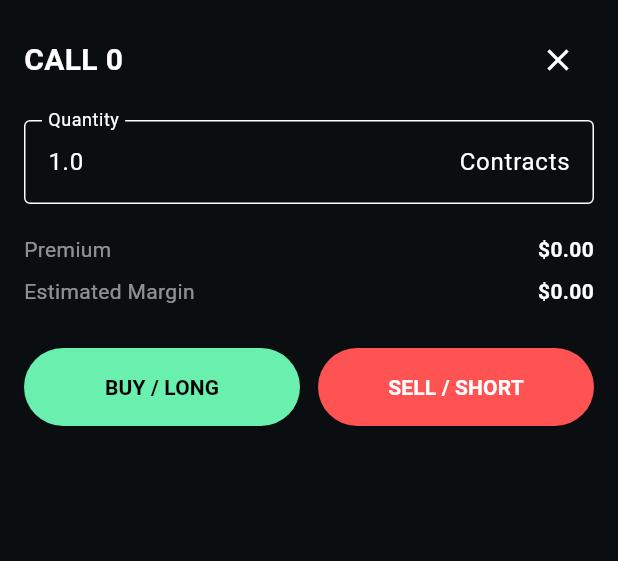
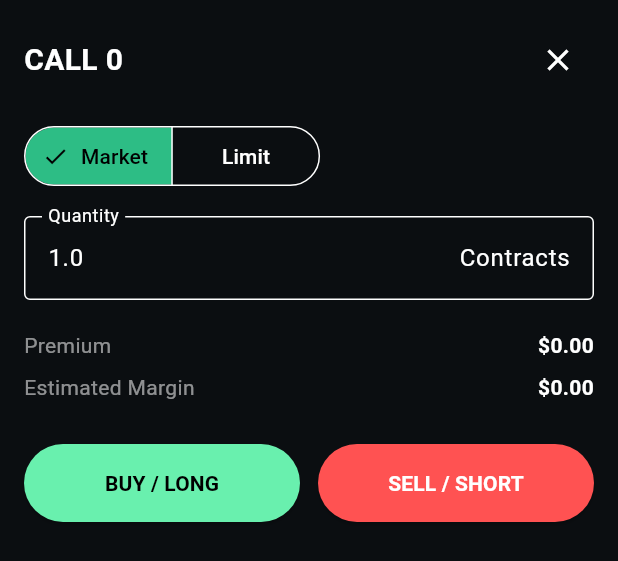
Before and after one commit to harsh159357/Tradee, a Flutter app: the TradeBottomSheet widget shown alone on an empty page, opened directly with empty values, on a phone screen of 412 x 824 dp. Shown: the top 561 px of the screen. Run offline on Flutter 3.47's test engine with Material 3 defaults, Android fonts, the phone set to English and light mode, and no system bars; our stand-ins replace flutter_hooks, flutter_riverpod, hive_flutter, hooks_riverpod; accounts and stored records are empty; network calls fail.

Commit message:
feat: Add advanced trading features and UI screens
Market & Portfolio Features:
- Implement limit order support with fill logic based on market premium
- Add order tracking with unique IDs and timestamps
- Enhance portfolio state with copyWith for immutable updates
- Refactor balance provider to BalanceNotifier for state management
- Add market data integration for limit order fills

Risk Management:
- Create new risk_state.dart with MarginStatus tracking
- Implement margin calculation for long and short positions
- Add liquidation detection based on equity vs margin requirements
- Support stress testing for short margin requirements

UI Improvements:
- Add StrategyBuilderScreen for multi-leg option strategies
- Create SettingsScreen for user preferences
- Expand navigation to 5 tabs with new screens
- Add market/limit order type selection in TradeBottomSheet
- Implement Greeks display (Delta, Gamma, Vega, Theta) in strategy builder
- Add Greek mini-displays for quick reference
- Connect trading UI to bottom sheet with proper symbol and spot price
- Support variable quantity and price in orders

Workflow Enhancements:
- Integrate order placement with position tracking
- Show order confirmation messages with market/limit status
- Persist orders to storage via Hive
- Enable position management through market data updates

```diff
--- a/lib/features/portfolio_state.dart
+++ b/lib/features/portfolio_state.dart
@@ -3,57 +3,91 @@ import 'package:hooks_riverpod/legacy.dart';
 import '../data/storage_service.dart';
 
 class Position {
+  final String id;
   final String symbol;
   final double strike;
   final String type; // 'call' or 'put'
-  final double quantity; // Positive for long, negative for short
+  final double quantity;
   final double entryPrice;
+  final String orderType; // 'market' or 'limit'
+  final bool isFilled;
+  final DateTime timestamp;
 
   Position({
+    required this.id,
     required this.symbol,
     required this.strike,
     required this.type,
     required this.quantity,
     required this.entryPrice,
+    required this.orderType,
+    required this.isFilled,
+    required this.timestamp,
   });
 
   Map<String, dynamic> toMap() => {
+    'id': id,
     'symbol': symbol,
     'strike': strike,
     'type': type,
     'quantity': quantity,
     'entryPrice': entryPrice,
+    'orderType': orderType,
+    'isFilled': isFilled,
+    'timestamp': timestamp.toIso8601String(),
   };
 
   factory Position.fromMap(Map<dynamic, dynamic> map) => Position(
+    id: map['id'] ?? DateTime.now().millisecondsSinceEpoch.toString(),
     symbol: map['symbol'],
     strike: map['strike'],
     type: map['type'],
     quantity: map['quantity'],
     entryPrice: map['entryPrice'],
+    orderType: map['orderType'] ?? 'market',
+    isFilled: map['isFilled'] ?? true,
+    timestamp: map['timestamp'] != null ? DateTime.parse(map['timestamp']) : DateTime.now(),
+  );
+
+  Position copyWith({bool? isFilled, double? entryPrice}) => Position(
+    id: id,
+    symbol: symbol,
+    strike: strike,
+    type: type,
+    quantity: quantity,
+    entryPrice: entryPrice ?? this.entryPrice,
+    orderType: orderType,
+    isFilled: isFilled ?? this.isFilled,
+    timestamp: timestamp,
   );
 }
 
 class PortfolioNotifier extends StateNotifier<List<Position>> {
   PortfolioNotifier() : super([]) {
-    _loadPositions();
+    loadPositions();
   }
 
-  void _loadPositions() {
+  void loadPositions() {
     final box = StorageService.getBox(StorageService.boxPositions);
     state = box.values.map((m) => Position.fromMap(m)).toList();
   }
 
-  Future<void> addPosition(Position pos) async {
+  Future<void> addOrder(Position pos) async {
     final box = StorageService.getBox(StorageService.boxPositions);
-    await box.add(pos.toMap());
+    await box.put(pos.id, pos.toMap());
     state = [...state, pos];
   }
 
-  Future<void> closePosition(int index) async {
+  Future<void> updatePosition(Position pos) async {
     final box = StorageService.getBox(StorageService.boxPositions);
-    await box.deleteAt(index);
-    _loadPositions();
+    await box.put(pos.id, pos.toMap());
+    loadPositions();
+  }
+
+  Future<void> closePosition(String id) async {
+    final box = StorageService.getBox(StorageService.boxPositions);
+    await box.delete(id);
+    loadPositions();
   }
 }
 
@@ -61,7 +95,23 @@ final portfolioProvider = StateNotifierProvider<PortfolioNotifier, List<Position
   return PortfolioNotifier();
 });
 
-final balanceProvider = StateProvider<double>((ref) {
-  final box = StorageService.getBox(StorageService.boxAccount);
-  return box.get('balance', defaultValue: 100000.0);
+final balanceProvider = StateNotifierProvider<BalanceNotifier, double>((ref) {
+  return BalanceNotifier();
 });
+
+class BalanceNotifier extends StateNotifier<double> {
+  BalanceNotifier() : super(100000.0) {
+    _load();
+  }
+
+  void _load() {
+    final box = StorageService.getBox(StorageService.boxAccount);
+    state = box.get('balance', defaultValue: 100000.0);
+  }
+
+  Future<void> updateBalance(double newBalance) async {
+    final box = StorageService.getBox(StorageService.boxAccount);
+    await box.put('balance', newBalance);
+    state = newBalance;
+  }
+}
--- /dev/null
+++ b/lib/features/risk_state.dart
@@ -0,0 +1,80 @@
+import 'package:hooks_riverpod/hooks_riverpod.dart';
+import 'market_state.dart';
+import 'portfolio_state.dart';
+import '../engines/pricing_engine.dart';
+import '../engines/margin_engine.dart';
+
+class MarginStatus {
+  final double equity;
+  final double maintenanceMargin;
+  final bool isLiquidated;
+
+  MarginStatus({
+    required this.equity,
+    required this.maintenanceMargin,
+    required this.isLiquidated,
+  });
+}
+
+final marginStatusProvider = Provider<MarginStatus>((ref) {
+  final balance = ref.watch(balanceProvider);
+  final positions = ref.watch(portfolioProvider);
+  final prices = ref.watch(pricesProvider).value ?? {};
+  final t = ref.watch(tValueProvider).value ?? 0.0;
+
+  double totalUnrealizedPnL = 0;
+  double totalMarginRequired = 0;
+
+  for (final pos in positions) {
+    if (!pos.isFilled) continue;
+
+    final spot = prices[pos.symbol] ?? 0.0;
+    if (spot == 0) continue;
+
+    // Use Black-Scholes to get current premium
+    final currentRes = BlackScholesEngine.calculate(
+      S: spot,
+      K: pos.strike,
+      T: t,
+      r: 0.05,
+      v: 0.50, // Simplified for now, in a real app would use per-strike IV
+      type: pos.type == 'call' ? OptionType.call : OptionType.put,
+    );
+
+    // Unrealized PnL: (Current Price - Entry Price) * Quantity
+    totalUnrealizedPnL += (currentRes.premium - pos.entryPrice) * pos.quantity;
+
+    // Margin Required
+    if (pos.quantity > 0) {
+      // Long: Margin = premium paid (already deducted from balance usually,
+      // but here we keep balance as starting cash and equity = balance + pnl)
+      totalMarginRequired += currentRes.premium * pos.quantity;
+    } else {
+      // Short: Margin = stress test
+      totalMarginRequired += MarginEngine.calculateShortMargin(
+        S: spot,
+        K: pos.strike,
+        T: t,
+        r: 0.05,
+        v: 0.50,
+        type: pos.type == 'call' ? OptionType.call : OptionType.put,
+        quantity: pos.quantity.abs(),
+      );
+    }
+  }
+
+  final equity = balance + totalUnrealizedPnL;
+  final isLiquidated = equity < totalMarginRequired && positions.any((p) => p.isFilled);
+
+  // Auto-liquidation trigger
+  if (isLiquidated) {
+    // In a real execution, we would call a liquidation method on the notifier
+    // But providers should be pure. We'll handle side-effects in a listener.
+  }
+
+  return MarginStatus(
+    equity: equity,
+    maintenanceMargin: totalMarginRequired,
+    isLiquidated: isLiquidated,
+  );
+});
--- a/lib/ui/portfolio_screen.dart
+++ b/lib/ui/portfolio_screen.dart
@@ -1,8 +1,10 @@
 import 'package:flutter/material.dart';
+import 'package:flutter/widgets.dart';
 import 'package:hooks_riverpod/hooks_riverpod.dart';
 import '../features/portfolio_state.dart';
 import '../features/market_state.dart';
 import '../engines/pricing_engine.dart';
+import '../features/risk_state.dart';
 
 class PortfolioScreen extends HookConsumerWidget {
   const PortfolioScreen({super.key});
@@ -10,7 +12,7 @@ class PortfolioScreen extends HookConsumerWidget {
   @override
   Widget build(BuildContext context, WidgetRef ref) {
     final positions = ref.watch(portfolioProvider);
-    final balance = ref.watch(balanceProvider);
+    final marginStatus = ref.watch(marginStatusProvider);
     final prices = ref.watch(pricesProvider).value ?? {};
     final t = ref.watch(tValueProvider).value ?? 0.0;
 
@@ -18,7 +20,7 @@ class PortfolioScreen extends HookConsumerWidget {
       appBar: AppBar(title: const Text('Portfolio'), backgroundColor: Colors.transparent),
       body: Column(
         children: [
-          _buildStatsHeader(balance),
+          _buildStatsHeader(marginStatus.equity, marginStatus.maintenanceMargin),
           const Divider(color: Colors.white10),
           Expanded(
             child: positions.isEmpty
@@ -27,7 +29,7 @@ class PortfolioScreen extends HookConsumerWidget {
                   itemCount: positions.length,
                   itemBuilder: (context, index) {
                     final pos = positions[index];
-                    return _buildPositionCard(context, ref, pos, prices, t, index);
+                    return _buildPositionCard(context, ref, pos, prices, t);
                   },
                 ),
           ),
@@ -36,19 +38,30 @@ class PortfolioScreen extends HookConsumerWidget {
     );
   }
 
-  Widget _buildStatsHeader(double balance) {
+  Widget _buildStatsHeader(double equity, double margin) {
     return Container(
       padding: const EdgeInsets.all(20),
-      child: Column(
+      child: Row(
+        mainAxisAlignment: MainAxisAlignment.spaceAround,
         children: [
-          const Text('Total Equity', style: TextStyle(color: Colors.white54, fontSize: 14)),
-          Text('\$${balance.toStringAsFixed(2)}', style: const TextStyle(fontSize: 32, fontWeight: FontWeight.bold, color: Color(0xFFF0B90B))),
+          Column(
+            children: [
+              const Text('Equity', style: TextStyle(color: Colors.white54, fontSize: 12)),
+              Text('\$${equity.toStringAsFixed(2)}', style: const TextStyle(fontSize: 20, fontWeight: FontWeight.bold, color: Color(0xFFF0B90B))),
+            ],
+          ),
+          Column(
+            children: [
+              const Text('Margin Used', style: TextStyle(color: Colors.white54, fontSize: 12)),
+              Text('\$${margin.toStringAsFixed(2)}', style: const TextStyle(fontSize: 20, fontWeight: FontWeight.bold, color: Colors.white)),
+            ],
+          ),
         ],
       ),
     );
   }
 
-  Widget _buildPositionCard(BuildContext context, WidgetRef ref, Position pos, Map<String, double> prices, double t, int index) {
+  Widget _buildPositionCard(BuildContext context, WidgetRef ref, Position pos, Map<String, double> prices, double t) {
     final spot = prices[pos.symbol] ?? 0.0;
 
     // Calculate current premium for PnL
@@ -57,7 +70,7 @@ class PortfolioScreen extends HookConsumerWidget {
       K: pos.strike,
       T: t,
       r: 0.05,
-      v: 0.50, // Simplified for UI
+      v: 0.50,
       type: pos.type == 'call' ? OptionType.call : OptionType.put,
     );
 
@@ -76,9 +89,20 @@ class PortfolioScreen extends HookConsumerWidget {
                 Column(
                   crossAxisAlignment: CrossAxisAlignment.start,
                   children: [
-                    Text('${pos.symbol} ${pos.strike.toStringAsFixed(0)} ${pos.type.toUpperCase()}',
-                         style: const TextStyle(fontWeight: FontWeight.bold, fontSize: 16)),
-                    Text('${pos.quantity > 0 ? "LONG" : "SHORT"} ${pos.quantity.abs()} Contracts',
+                    Row(
+                      children: [
+                        Text('${pos.symbol} ${pos.strike.toStringAsFixed(0)} ${pos.type.toUpperCase()}',
+                             style: const TextStyle(fontWeight: FontWeight.bold, fontSize: 16)),
+                        if (!pos.isFilled)
+                          Container(
+                            margin: const EdgeInsets.only(left: 8),
+                            padding: const EdgeInsets.symmetric(horizontal: 4, vertical: 2),
+                            decoration: BoxDecoration(color: Colors.orange, borderRadius: BorderRadius.circular(4)),
+                            child: const Text('LIMIT', style: TextStyle(fontSize: 10, color: Colors.black)),
+                          ),
+                      ],
+                    ),
+                    Text('${pos.quantity > 0 ? "LONG" : "SHORT"} ${pos.quantity.abs()} Contracts @ \$${pos.entryPrice.toStringAsFixed(2)}',
                          style: const TextStyle(color: Colors.white54, fontSize: 12)),
                   ],
                 ),
@@ -86,19 +110,23 @@ class PortfolioScreen extends HookConsumerWidget {
                   crossAxisAlignment: CrossAxisAlignment.end,
                   children: [
                     Text(
-                      '${isProfit ? "+" : ""}\$${pnl.toStringAsFixed(2)}',
-                      style: TextStyle(color: isProfit ? Colors.greenAccent : Colors.redAccent, fontWeight: FontWeight.bold, fontSize: 18),
+                      pos.isFilled ? '${isProfit ? "+" : ""}\$${pnl.toStringAsFixed(2)}' : 'PENDING',
+                      style: TextStyle(
+                        color: pos.isFilled ? (isProfit ? Colors.greenAccent : Colors.redAccent) : Colors.orange,
+                        fontWeight: FontWeight.bold,
+                        fontSize: 18
+                      ),
                     ),
-                    const Text('Unrealized PnL', style: TextStyle(color: Colors.white54, fontSize: 10)),
+                    if (pos.isFilled) const Text('Unrealized PnL', style: TextStyle(color: Colors.white54, fontSize: 10)),
                   ],
                 )
               ],
             ),
             const SizedBox(height: 12),
             OutlinedButton(
-              onPressed: () => ref.read(portfolioProvider.notifier).closePosition(index),
+              onPressed: () => ref.read(portfolioProvider.notifier).closePosition(pos.id),
               style: OutlinedButton.styleFrom(minimumSize: const Size(double.infinity, 40)),
-              child: const Text('CLOSE POSITION'),
+              child: Text(pos.isFilled ? 'CLOSE POSITION' : 'CANCEL ORDER'),
             )
           ],
         ),
--- a/lib/ui/risk_dashboard.dart
+++ b/lib/ui/risk_dashboard.dart
@@ -3,6 +3,7 @@ import 'package:hooks_riverpod/hooks_riverpod.dart';
 import '../features/portfolio_state.dart';
 import '../features/market_state.dart';
 import '../engines/pricing_engine.dart';
+import '../features/risk_state.dart';
 
 class RiskDashboard extends HookConsumerWidget {
   const RiskDashboard({super.key});
@@ -12,6 +13,16 @@ class RiskDashboard extends HookConsumerWidget {
     final positions = ref.watch(portfolioProvider);
     final prices = ref.watch(pricesProvider).value ?? {};
     final t = ref.watch(tValueProvider).value ?? 0.0;
+    final marginStatus = ref.watch(marginStatusProvider);
+
+    if (marginStatus.isLiquidated) {
+      // Auto-liquidation side effect (simplified)
+      WidgetsBinding.instance.addPostFrameCallback((_) {
+        for (final pos in positions) {
+          ref.read(portfolioProvider.notifier).closePosition(pos.id);
+        }
+      });
+    }
 
     double netDelta = 0;
     double netGamma = 0;
@@ -19,6 +30,7 @@ class RiskDashboard extends HookConsumerWidget {
     double netTheta = 0;
 
     for (final pos in positions) {
+      if (!pos.isFilled) continue;
       final spot = prices[pos.symbol] ?? 0.0;
       final res = BlackScholesEngine.calculate(
         S: spot,
@@ -37,26 +49,47 @@ class RiskDashboard extends HookConsumerWidget {
 
     return Scaffold(
       appBar: AppBar(title: const Text('Risk Management'), backgroundColor: Colors.transparent),
-      body: Padding(
+      body: ListView(
         padding: const EdgeInsets.all(16.0),
-        child: Column(
         children: [
+          if (marginStatus.isLiquidated)
+            const Card(
+              color: Colors.redAccent,
+              child: Padding(
+                padding: EdgeInsets.all(16.0),
+                child: Text('LIQUIDATION TRIGGERED: Positions Closed', style: TextStyle(fontWeight: FontWeight.bold)),
+              ),
+            ),
           _buildGreekTile('Net Delta', netDelta, 'Sensitivity to price'),
           _buildGreekTile('Net Gamma', netGamma, 'Sensitivity to delta'),
           _buildGreekTile('Net Vega', netVega, 'Sensitivity to volatility'),
           _buildGreekTile('Net Theta', netTheta, 'Time decay per day'),
           const SizedBox(height: 24),
-            const Card(
-              color: Color(0xFF1E2329),
+          _buildSummaryCard(marginStatus),
+        ],
+      ),
+    );
+  }
+
+  Widget _buildSummaryCard(MarginStatus status) {
+    return Card(
+      color: const Color(0xFF1E2329),
       child: Padding(
-                padding: EdgeInsets.all(16.0),
+        padding: const EdgeInsets.all(16.0),
         child: Column(
           children: [
-                    Text('Stress Test (Not Implemented)', style: TextStyle(color: Colors.white54)),
-                    // Stress test slider would go here
+            Row(
+              mainAxisAlignment: MainAxisAlignment.spaceBetween,
+              children: [
+                const Text('Equity/Margin Ratio', style: TextStyle(color: Colors.white54)),
+                Text('${(status.equity / (status.maintenanceMargin == 0 ? 1 : status.maintenanceMargin) * 100).toStringAsFixed(1)}%', style: const TextStyle(fontWeight: FontWeight.bold)),
               ],
             ),
-              ),
+            const SizedBox(height: 8),
+            LinearProgressIndicator(
+              value: status.maintenanceMargin / (status.equity == 0 ? 1 : status.equity),
+              color: Colors.orangeAccent,
+              backgroundColor: Colors.white10,
             )
           ],
         ),
--- a/lib/ui/trade_bottom_sheet.dart
+++ b/lib/ui/trade_bottom_sheet.dart
@@ -1,4 +1,5 @@
 import 'package:flutter/material.dart';
+import 'package:flutter_hooks/flutter_hooks.dart';
 import 'package:hooks_riverpod/hooks_riverpod.dart';
 import '../features/market_state.dart';
 import '../features/portfolio_state.dart';
@@ -23,8 +24,9 @@ class TradeBottomSheet extends HookConsumerWidget {
 
   @override
   Widget build(BuildContext context, WidgetRef ref) {
-    final qtyController = TextEditingController(text: '1.0');
-    final balance = ref.watch(balanceProvider);
+    final qtyController = useTextEditingController(text: '1.0');
+    final priceController = useTextEditingController(text: contract.greeks.premium.toStringAsFixed(2));
+    final orderType = useState<String>('market');
 
     return Padding(
       padding: EdgeInsets.only(
@@ -48,6 +50,28 @@ class TradeBottomSheet extends HookConsumerWidget {
             ],
           ),
           const SizedBox(height: 16),
+          // Order Type Selection
+          SegmentedButton<String>(
+            segments: const [
+              ButtonSegment(value: 'market', label: Text('Market')),
+              ButtonSegment(value: 'limit', label: Text('Limit')),
+            ],
+            selected: {orderType.value},
+            onSelectionChanged: (val) => orderType.value = val.first,
+          ),
+          const SizedBox(height: 16),
+          if (orderType.value == 'limit') ...[
+            TextField(
+              controller: priceController,
+              keyboardType: TextInputType.number,
+              decoration: const InputDecoration(
+                labelText: 'Limit Price',
+                border: OutlineInputBorder(),
+                prefixText: '\$',
+              ),
+            ),
+            const SizedBox(height: 16),
+          ],
           TextField(
             controller: qtyController,
             keyboardType: TextInputType.number,
@@ -59,7 +83,7 @@ class TradeBottomSheet extends HookConsumerWidget {
           ),
           const SizedBox(height: 16),
           _buildInfoRow('Premium', '\$${contract.greeks.premium.toStringAsFixed(2)}'),
-          _buildInfoRow('Estimated Margin', '\$${(contract.greeks.premium * 1.0).toStringAsFixed(2)}'), // Simple preview
+          _buildInfoRow('Estimated Margin', '\$${(contract.greeks.premium * double.parse(qtyController.text.isEmpty ? "0" : qtyController.text)).toStringAsFixed(2)}'),
           const SizedBox(height: 24),
           Row(
             children: [
@@ -70,7 +94,7 @@ class TradeBottomSheet extends HookConsumerWidget {
                     foregroundColor: Colors.black,
                     padding: const EdgeInsets.all(16),
                   ),
-                  onPressed: () => _placeOrder(ref, context, 1.0),
+                  onPressed: () => _placeOrder(ref, context, 1.0, orderType.value, double.parse(priceController.text), double.parse(qtyController.text)),
                   child: const Text('BUY / LONG', style: TextStyle(fontWeight: FontWeight.bold)),
                 ),
               ),
@@ -82,7 +106,7 @@ class TradeBottomSheet extends HookConsumerWidget {
                     foregroundColor: Colors.white,
                     padding: const EdgeInsets.all(16),
                   ),
-                  onPressed: () => _placeOrder(ref, context, -1.0),
+                  onPressed: () => _placeOrder(ref, context, -1.0, orderType.value, double.parse(priceController.text), double.parse(qtyController.text)),
                   child: const Text('SELL / SHORT', style: TextStyle(fontWeight: FontWeight.bold)),
                 ),
               ),
@@ -107,20 +131,28 @@ class TradeBottomSheet extends HookConsumerWidget {
     );
   }
 
-  void _placeOrder(WidgetRef ref, BuildContext context, double qtyFactor) {
-    // In a real execution, we'd read the actual qty from controller
+  void _placeOrder(WidgetRef ref, BuildContext context, double qtyFactor, String oType, double limitPrice, double qty) {
+    final entryPrice = oType == 'market' ? contract.greeks.premium : limitPrice;
+
     final pos = Position(
+      id: DateTime.now().millisecondsSinceEpoch.toString(),
       symbol: symbol,
       strike: contract.strike,
       type: contract.type.name,
-      quantity: 1.0 * qtyFactor,
-      entryPrice: contract.greeks.premium,
+      quantity: qty * qtyFactor,
+      entryPrice: entryPrice,
+      orderType: oType,
+      isFilled: oType == 'market',
+      timestamp: DateTime.now(),
     );
 
-    ref.read(portfolioProvider.notifier).addPosition(pos);
+    ref.read(portfolioProvider.notifier).addOrder(pos);
     Navigator.pop(context);
     ScaffoldMessenger.of(context).showSnackBar(
-      const SnackBar(content: Text('Order Executed Successfully'), backgroundColor: Colors.green),
+      SnackBar(
+        content: Text(oType == 'market' ? 'Order Executed Successfully' : 'Limit Order Placed'),
+        backgroundColor: Colors.green
+      ),
     );
   }
 }
```
Also changed, not shown: lib/features/market_state.dart (+28 -0 lines), lib/ui/navigation_wrapper.dart (+6 -1 lines), lib/ui/settings_screen.dart (added, +58 -0 lines), lib/ui/strategy_builder.dart (added, +148 -0 lines), lib/ui/trading_screen.dart (+7 -8 lines). Lines whose indentation alone changed are shown as unchanged.
